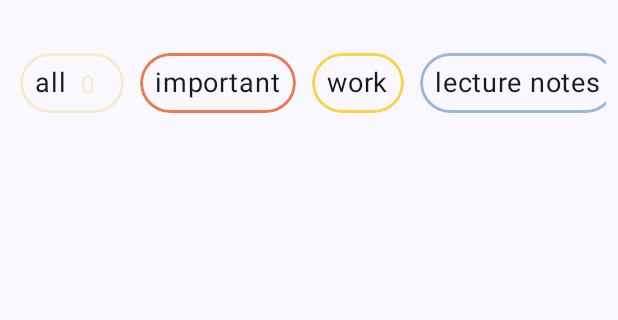
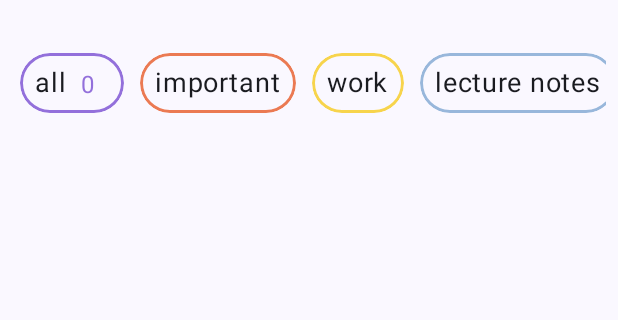
Before and after one commit to wallacesintra/NoteDown, an Android app built with Jetpack Compose: the screen it shows after launch (MainActivity), on a phone screen of 412 x 824 dp, the part 107-427 px from its top. Run offline under Robolectric (Android 15) with nearby library versions, the phone set to English and light mode, and no system bars; our stand-ins replace Room's generated code.

```diff
--- a/app/src/main/java/com/example/notedown/data/local/NoteDao.kt
+++ b/app/src/main/java/com/example/notedown/data/local/NoteDao.kt
@@ -4,6 +4,7 @@ import androidx.room.Dao
 import androidx.room.Delete
 import androidx.room.Insert
 import androidx.room.Query
+import androidx.room.Update
 import kotlinx.coroutines.flow.Flow
 
 @Dao
@@ -14,6 +15,9 @@ interface NoteDao {
     @Delete
     fun deleteNote(note: NoteEntity)
 
+    @Update
+    fun updateNote(note: NoteEntity)
+
     @Query("SELECT * FROM noteentity ORDER BY id DESC")
     fun getAllNotes(): Flow<List<NoteEntity>>
 
@@ -23,4 +27,7 @@ interface NoteDao {
     @Query("SELECT * FROM noteentity WHERE id = :noteId")
     fun getNoteWithId(noteId: Int): Flow<NoteEntity>
 
+    @Query("SELECT * FROM noteentity WHERE title LIKE :query OR note LIKE :query")
+    fun searchOnNotes(query: String): Flow<List<NoteEntity>>
+
 }
--- a/app/src/main/java/com/example/notedown/data/local/NoteEntity.kt
+++ b/app/src/main/java/com/example/notedown/data/local/NoteEntity.kt
@@ -10,6 +10,6 @@ data class NoteEntity(
     val title: String = "",
     val note: String = "",
     val category: String = "",
-//    val time: Date,
+    val time: String? = null,
     @PrimaryKey(autoGenerate = true) val id:Int? = null
 )
--- a/app/src/main/java/com/example/notedown/presentation/models/Catergories.kt
+++ b/app/src/main/java/com/example/notedown/presentation/models/Catergories.kt
@@ -32,7 +32,8 @@ enum class Categories{
 
 val allCategories: List<Category> = listOf(Category(
         "all",
-        Color(0xFFF6ECC9),
+//        Color(0xFFF6ECC9),
+        Color(0xFF9370DB),
         active = true,
         noteType = Categories.ALL,
         sortType = SortType.ALL,
--- a/app/src/main/java/com/example/notedown/presentation/models/NoteElementState.kt
+++ b/app/src/main/java/com/example/notedown/presentation/models/NoteElementState.kt
@@ -5,5 +5,6 @@ data class NoteElementState(
     val title: String = "",
     val notes: String = "",
     val category: String = "important",
+    val time: String = "Now",
     val editEnabled: Boolean = false
 )
--- a/app/src/main/java/com/example/notedown/presentation/navigation/NavigationHost.kt
+++ b/app/src/main/java/com/example/notedown/presentation/navigation/NavigationHost.kt
@@ -7,9 +7,9 @@ import androidx.lifecycle.viewmodel.compose.viewModel
 import androidx.navigation.compose.NavHost
 import androidx.navigation.compose.composable
 import androidx.navigation.compose.rememberNavController
-import com.example.notedown.presentation.components.NoteContainer
 import com.example.notedown.presentation.models.allCategories
 import com.example.notedown.presentation.screens.Home
+import com.example.notedown.presentation.screens.NoteScreen
 import com.example.notedown.presentation.viewmodels.HomeViewModel
 import com.example.notedown.presentation.viewmodels.NoteViewModel
 
@@ -24,13 +24,8 @@ fun NavigationHost(){
     val count = homeUiState.noteList.size
 
 
-
     //Note viewmodel
     val noteViewModel: NoteViewModel = viewModel(factory = NoteViewModel.Factory)
-    val noteState = noteViewModel.noteState
-//    val noteUiState by noteState.collectAsState(initial = NoteState.Success(NoteElementState()))
-
-
 
     NavHost(
         navController = navController,
@@ -61,7 +56,6 @@ fun NavigationHost(){
             ) {
                 val noteId = it.arguments?.getInt("noteId")
                 if (noteId != null) {
-//                    NoteContainer(noteId = noteId,noteViewModel = noteViewModel)
                     NoteScreen(noteId = noteId, noteViewModel = noteViewModel, navController = navController)
                 }
             }
--- a/app/src/main/java/com/example/notedown/presentation/navigation/NoteContainer.kt
+++ b/app/src/main/java/com/example/notedown/presentation/screens/NoteContainer.kt
@@ -1,4 +1,4 @@
-package com.example.notedown.presentation.navigation
+package com.example.notedown.presentation.screens
 
 import androidx.compose.runtime.Composable
 import androidx.compose.runtime.collectAsState
--- a/app/src/main/java/com/example/notedown/presentation/util/ColorMap.kt
+++ b/app/src/main/java/com/example/notedown/presentation/util/ColorMap.kt
@@ -3,7 +3,7 @@ package com.example.notedown.presentation.util
 import androidx.compose.ui.graphics.Color
 
 val colorMap = mapOf(
-    "all" to Color(0xFFF6ECC9),
+    "all" to Color(0xFF9370DB),
     "important" to Color(0xFFEB7A53),
     "work" to Color(0xFFF7D44C),
     "lecture notes" to Color(0xFF98B7DB),
--- a/app/src/main/java/com/example/notedown/presentation/viewmodels/NoteViewModel.kt
+++ b/app/src/main/java/com/example/notedown/presentation/viewmodels/NoteViewModel.kt
@@ -25,67 +25,21 @@ class NoteViewModel(
 //    savedStateHandle: SavedStateHandle,
     private val noteDao: NoteDao
 ): ViewModel(){
-    var noteState: NoteState by mutableStateOf(NoteState.Loading)
-        private set
 
-//    val noteId: Int = checkNotNull(savedStateHandle["noteId"])
-    var noteId: Int?= 1
-//    var noteId: Int? = savedStateHandle.get<Int>(NOTE_ID)
-
-    val note = noteId?.let { noteDao.getNoteWithId(it).stateIn(viewModelScope, SharingStarted.WhileSubscribed(), NoteEntity()) }
-
-    init {
-        noteId?.let { getNoteDetails(it) }
-    }
 
     fun getNotes(noteId: Int): Flow<NoteEntity> {
         return noteDao.getNoteWithId(noteId)
     }
 
-    private fun getNoteDetails(id: Int): NoteState{
-        val note = noteDao.getNoteWithId(id).stateIn(viewModelScope, SharingStarted.WhileSubscribed(), NoteEntity())
-
-        noteState = NoteState.Success(
-            NoteElementState(
-                id = note.value.id,
-                title = note.value.title,
-                notes = note.value.note,
-                category = note.value.category,
-            )
-        )
-        return noteState
-    }
 
     companion object {
-
-        private const val NOTE_ID = "note_id"
-
         val Factory: ViewModelProvider.Factory = viewModelFactory {
             initializer {
                 val application = (this[APPLICATION_KEY] as NoteApp)
                 val noteDao = application.container.noteDatabase.noteDao
-//                val savedStateHandle = this.get<SavedStateHandle>(NOTE_ID)
                 NoteViewModel(noteDao)
             }
         }
     }
 
-//    companion object {
-//        private const val NOTE_ID = "note_id"
-//
-//        val Factory: ViewModelProvider.Factory = viewModelFactory {
-//            initializer {
-//                val application = this[APPLICATION_KEY] as NoteApp
-//                val noteDao = application.container.noteDatabase.noteDao
-//                val savedStateHandle = this.get<SavedStateHandle>(NOTE_ID)
-//                if (savedStateHandle != null) {
-//                    NoteViewModel(savedStateHandle, noteDao)
-//                } else {
-//                    // Handle the case where savedStateHandle is null
-//                    // For example, you could throw an exception or return a default ViewModel
-//                    throw IllegalStateException("SavedStateHandle is null")
-//                }
-//            }
-//        }
-//    }
 }
```
Also changed, not shown: app/src/main/java/com/example/notedown/presentation/components/Note.kt (+16 -69 lines), app/src/main/java/com/example/notedown/presentation/components/NoteCard.kt (+12 -11 lines), app/src/main/java/com/example/notedown/presentation/components/NoteTitleBar.kt (added, +120 -0 lines), app/src/main/java/com/example/notedown/presentation/util/FormatDate.kt (added, +14 -0 lines), app/src/main/java/com/example/notedown/presentation/viewmodels/HomeViewModel.kt (+10 -1 lines).
